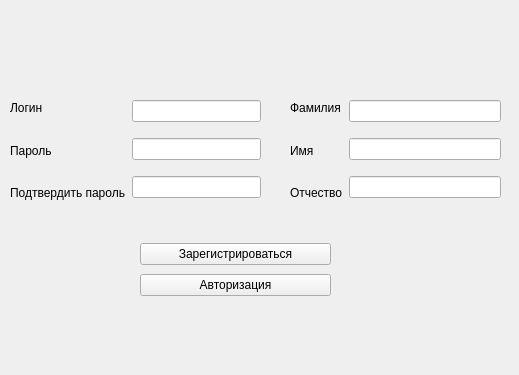
First picture: the form in registration.ui, repository Helobaka/QtProject, before the edit.
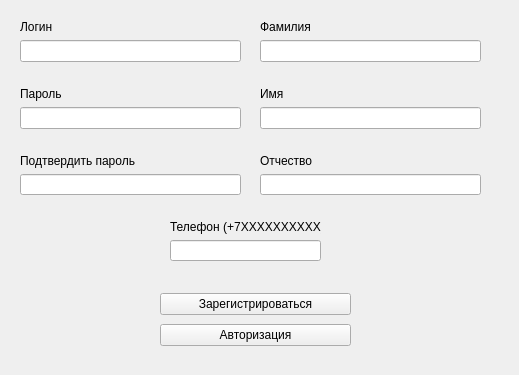
Second picture: the form after the edit.

Commit message: Добавлена валидация формы регистрации

Patch:
```diff
--- a/registration.ui
+++ b/registration.ui
@@ -16,63 +16,39 @@
   <widget class="QWidget" name="layoutWidget">
    <property name="geometry">
     <rect>
-     <x>290</x>
-     <y>90</y>
-     <width>211</width>
-     <height>121</height>
+     <x>160</x>
+     <y>290</y>
+     <width>191</width>
+     <height>61</height>
     </rect>
    </property>
-   <layout class="QHBoxLayout" name="horizontalLayout_2">
+   <layout class="QVBoxLayout" name="verticalLayout_5">
     <item>
-     <layout class="QVBoxLayout" name="verticalLayout_3">
-      <item>
-       <widget class="QLabel" name="label">
-        <property name="text">
-         <string>Фамилия</string>
-        </property>
-       </widget>
-      </item>
-      <item>
-       <widget class="QLabel" name="label_2">
-        <property name="text">
-         <string>Имя</string>
-        </property>
-       </widget>
-      </item>
-      <item>
-       <widget class="QLabel" name="label_3">
-        <property name="text">
-         <string>Отчество</string>
-        </property>
-       </widget>
-      </item>
-     </layout>
+     <widget class="QPushButton" name="register_2">
+      <property name="text">
+       <string>Зарегистрироваться</string>
+      </property>
+     </widget>
     </item>
     <item>
-     <layout class="QVBoxLayout" name="verticalLayout_4">
-      <item>
-       <widget class="QLineEdit" name="Surname"/>
-      </item>
-      <item>
-       <widget class="QLineEdit" name="Name"/>
-      </item>
-      <item>
-       <widget class="QLineEdit" name="Patronymic"/>
-      </item>
-     </layout>
+     <widget class="QPushButton" name="callBack">
+      <property name="text">
+       <string>Авторизация</string>
+      </property>
+     </widget>
     </item>
    </layout>
   </widget>
-  <widget class="QWidget" name="layoutWidget">
+  <widget class="QWidget" name="">
    <property name="geometry">
     <rect>
-     <x>10</x>
-     <y>90</y>
-     <width>251</width>
-     <height>121</height>
+     <x>20</x>
+     <y>20</y>
+     <width>221</width>
+     <height>194</height>
     </rect>
    </property>
-   <layout class="QHBoxLayout" name="horizontalLayout">
+   <layout class="QVBoxLayout" name="verticalLayout_7">
     <item>
      <layout class="QVBoxLayout" name="verticalLayout">
       <item>
@@ -83,6 +59,28 @@
        </widget>
       </item>
       <item>
+       <widget class="QLineEdit" name="Login"/>
+      </item>
+      <item>
+       <widget class="QLabel" name="ErrorLogin">
+        <property name="font">
+         <font>
+          <pointsize>8</pointsize>
+         </font>
+        </property>
+        <property name="styleSheet">
+         <string notr="true">color: red;</string>
+        </property>
+        <property name="text">
+         <string/>
+        </property>
+       </widget>
+      </item>
+     </layout>
+    </item>
+    <item>
+     <layout class="QVBoxLayout" name="verticalLayout_2">
+      <item>
        <widget class="QLabel" name="label_5">
         <property name="text">
          <string>Пароль</string>
@@ -90,25 +88,52 @@
        </widget>
       </item>
       <item>
+       <widget class="QLineEdit" name="Password"/>
+      </item>
+      <item>
+       <widget class="QLabel" name="ErrorPassword">
+        <property name="font">
+         <font>
+          <pointsize>8</pointsize>
+         </font>
+        </property>
+        <property name="styleSheet">
+         <string notr="true">color: red;</string>
+        </property>
+        <property name="text">
+         <string/>
+        </property>
+       </widget>
+      </item>
+     </layout>
+    </item>
+    <item>
+     <layout class="QVBoxLayout" name="verticalLayout_6">
+      <item>
        <widget class="QLabel" name="label_6">
         <property name="text">
          <string>Подтвердить пароль</string>
         </property>
        </widget>
       </item>
-     </layout>
-    </item>
-    <item>
-     <layout class="QVBoxLayout" name="verticalLayout_2">
-      <item>
-       <widget class="QLineEdit" name="Login"/>
-      </item>
-      <item>
-       <widget class="QLineEdit" name="Password"/>
-      </item>
       <item>
        <widget class="QLineEdit" name="ConfirmPassword"/>
       </item>
+      <item>
+       <widget class="QLabel" name="ErrorConfirmPassword">
+        <property name="font">
+         <font>
+          <pointsize>8</pointsize>
+         </font>
+        </property>
+        <property name="styleSheet">
+         <string notr="true">color: red;</string>
+        </property>
+        <property name="text">
+         <string/>
+        </property>
+       </widget>
+      </item>
      </layout>
     </item>
    </layout>
@@ -116,24 +141,134 @@
   <widget class="QWidget" name="">
    <property name="geometry">
     <rect>
-     <x>140</x>
-     <y>240</y>
-     <width>191</width>
-     <height>61</height>
+     <x>260</x>
+     <y>20</y>
+     <width>221</width>
+     <height>194</height>
     </rect>
    </property>
-   <layout class="QVBoxLayout" name="verticalLayout_5">
+   <layout class="QVBoxLayout" name="verticalLayout_9">
     <item>
-     <widget class="QPushButton" name="register_2">
+     <layout class="QVBoxLayout" name="verticalLayout_3">
+      <item>
+       <widget class="QLabel" name="label">
+        <property name="text">
+         <string>Фамилия</string>
+        </property>
+       </widget>
+      </item>
+      <item>
+       <widget class="QLineEdit" name="Surname"/>
+      </item>
+      <item>
+       <widget class="QLabel" name="ErrorSurname">
+        <property name="font">
+         <font>
+          <pointsize>8</pointsize>
+         </font>
+        </property>
+        <property name="styleSheet">
+         <string notr="true">color: red;</string>
+        </property>
+        <property name="text">
+         <string/>
+        </property>
+       </widget>
+      </item>
+     </layout>
+    </item>
+    <item>
+     <layout class="QVBoxLayout" name="verticalLayout_4">
+      <item>
+       <widget class="QLabel" name="label_2">
+        <property name="text">
+         <string>Имя</string>
+        </property>
+       </widget>
+      </item>
+      <item>
+       <widget class="QLineEdit" name="Name"/>
+      </item>
+      <item>
+       <widget class="QLabel" name="ErrorName">
+        <property name="font">
+         <font>
+          <pointsize>8</pointsize>
+         </font>
+        </property>
+        <property name="styleSheet">
+         <string notr="true">color: red;</string>
+        </property>
+        <property name="text">
+         <string/>
+        </property>
+       </widget>
+      </item>
+     </layout>
+    </item>
+    <item>
+     <layout class="QVBoxLayout" name="verticalLayout_8">
+      <item>
+       <widget class="QLabel" name="label_3">
+        <property name="text">
+         <string>Отчество</string>
+        </property>
+       </widget>
+      </item>
+      <item>
+       <widget class="QLineEdit" name="Patronymic"/>
+      </item>
+      <item>
+       <widget class="QLabel" name="ErrorPatronymic">
+        <property name="font">
+         <font>
+          <pointsize>8</pointsize>
+         </font>
+        </property>
+        <property name="styleSheet">
+         <string notr="true">color: red;</string>
+        </property>
+        <property name="text">
+         <string/>
+        </property>
+       </widget>
+      </item>
+     </layout>
+    </item>
+   </layout>
+  </widget>
+  <widget class="QWidget" name="">
+   <property name="geometry">
+    <rect>
+     <x>170</x>
+     <y>220</y>
+     <width>151</width>
+     <height>60</height>
+    </rect>
+   </property>
+   <layout class="QVBoxLayout" name="verticalLayout_10">
+    <item>
+     <widget class="QLabel" name="label_7">
       <property name="text">
-       <string>Зарегистрироваться</string>
+       <string>Телефон (+7ХХХХХХХХХХ)</string>
       </property>
      </widget>
     </item>
     <item>
-     <widget class="QPushButton" name="callBack">
+     <widget class="QLineEdit" name="Phone"/>
+    </item>
+    <item>
+     <widget class="QLabel" name="ErrorPhone">
+      <property name="font">
+       <font>
+        <pointsize>8</pointsize>
+       </font>
+      </property>
+      <property name="styleSheet">
+       <string notr="true">color: red;</string>
+      </property>
       <property name="text">
-       <string>Авторизация</string>
+       <string/>
       </property>
      </widget>
     </item>
```
The commit also changes 2 other files.
